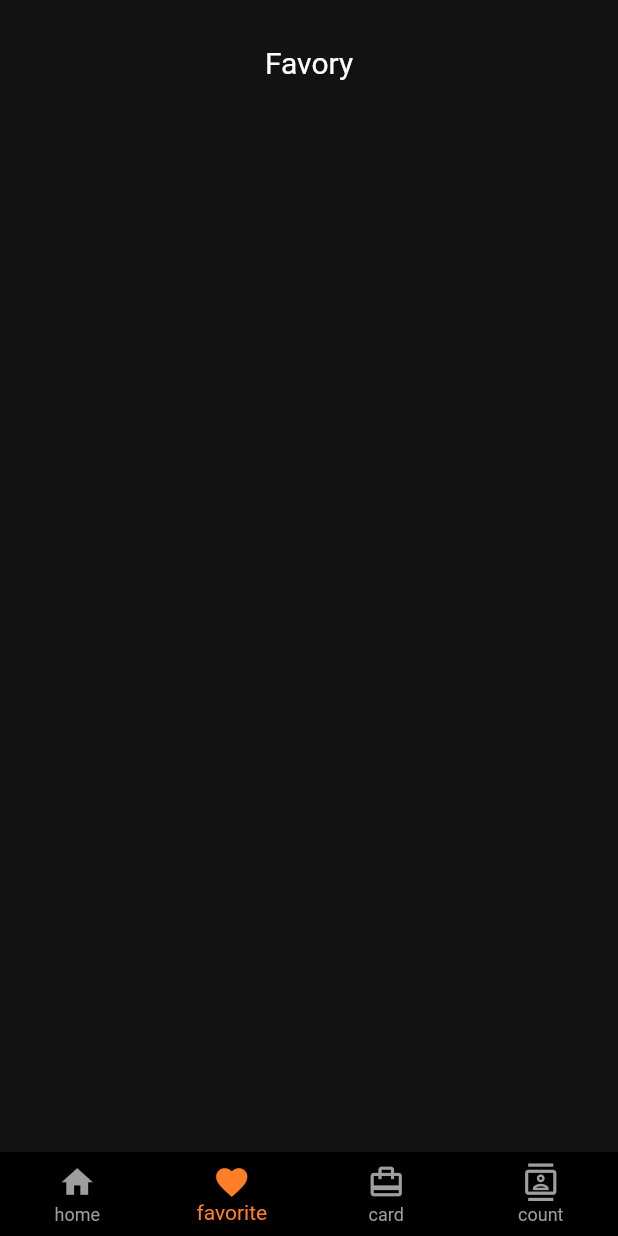
After one commit to Jospin6/food_recipes, a Flutter app: the screen it shows after launch, item 2 of the bottom bar chosen, on a phone screen of 412 x 824 dp. The commit adds this screen. Run offline on Flutter 3.47's test engine with Material 2 defaults, Android fonts, the phone set to English and light mode, and no system bars; our stand-ins replace ionicons.

Commit message:
creation of some pages and design of them

```diff
--- a/lib/screens/accueil.dart
+++ b/lib/screens/accueil.dart
@@ -12,6 +12,7 @@ import '../services/nuggets.dart';
 import '../services/pizza.dart';
 import '../services/poulet.dart';
 import 'datail.dart';
+import 'notif.dart';
 
 class Accueil extends StatefulWidget {
   const Accueil({super.key});
@@ -102,7 +103,9 @@ class _AccueilState extends State<Accueil> with TickerProviderStateMixin  {
                     ),
                   ),
                   IconButton(
-                    onPressed: (){},
+                    onPressed: (){
+                      Navigator.push(context, MaterialPageRoute(builder: (context)=>MyNotif()));
+                    },
                     icon: Icon(Ionicons.notifications, color: Colors.white,))
                 ],
               ),
--- /dev/null
+++ b/lib/screens/favory.dart
@@ -0,0 +1,32 @@
+import 'package:flutter/material.dart';
+
+class Favory extends StatefulWidget {
+  const Favory({super.key});
+
+  @override
+  State<Favory> createState() => _FavoryState();
+}
+
+class _FavoryState extends State<Favory> {
+  @override
+  Widget build(BuildContext context) {
+    return Container(
+      width: double.infinity,
+      height: double.infinity,
+      color: Color(0XFF121212),
+      child: Column(
+        children: [
+          Container(
+            margin: EdgeInsets.only(top: 30),
+            child: Row(
+              mainAxisAlignment: MainAxisAlignment.center,
+              children: [
+                Text("Favory", style: TextStyle(color: Colors.white,fontSize: 20),)
+              ],
+            ),
+          )
+        ],
+      ),
+    );
+  }
+}
--- a/lib/screens/index.dart
+++ b/lib/screens/index.dart
@@ -1,6 +1,9 @@
 import 'package:flutter/material.dart';
 
 import 'accueil.dart';
+import 'card.dart';
+import 'count.dart';
+import 'favory.dart';
 
 class Indexpages extends StatefulWidget {
   const Indexpages({super.key});
@@ -19,7 +22,12 @@ class _IndexpagesState extends State<Indexpages> {
   @override
   Widget build(BuildContext context) {
     return Scaffold(
-      body: Accueil(),
+      body: [
+        Accueil(),
+        Favory(),
+        MyCard(),
+        MyCount()
+      ][_currentIndex],
       bottomNavigationBar: BottomNavigationBar(
         currentIndex: _currentIndex,
         onTap: (index) => setCurrentIndex(index),
@@ -33,7 +41,6 @@ class _IndexpagesState extends State<Indexpages> {
           BottomNavigationBarItem(icon: Icon(Icons.home),label: 'home'),
           BottomNavigationBarItem(icon: Icon(Icons.favorite),label: 'favorite'),
           BottomNavigationBarItem(icon: Icon(Icons.card_travel),label: 'card'),
-          BottomNavigationBarItem(icon: Icon(Icons.notifications),label: 'notification'),
           BottomNavigationBarItem(icon: Icon(Icons.contacts_outlined),label: 'count'),
         ]),
     );
```
Also changed, not shown: lib/screens/card.dart (added, +32 -0 lines), lib/screens/count.dart (added, +32 -0 lines), lib/screens/notif.dart (added, +35 -0 lines).
